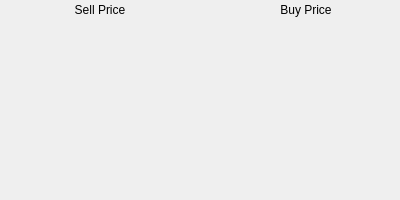
The window that ui/forms/content_pages/input_pages/input_page.ui (erickswong/New-World-Market-Manager) describes before a commit, drawn with Qt 5.
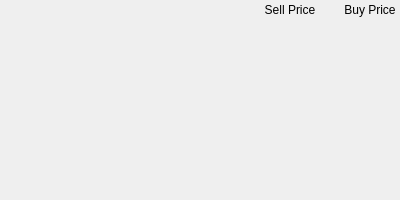
The same window after the commit.

Commit message: Connected input buttons for smelting

```diff
--- a/ui/forms/content_pages/input_pages/input_page.ui
+++ b/ui/forms/content_pages/input_pages/input_page.ui
@@ -52,6 +52,12 @@
         <property name="orientation">
          <enum>Qt::Horizontal</enum>
         </property>
+        <property name="sizeHint" stdset="0">
+         <size>
+          <width>0</width>
+          <height>0</height>
+         </size>
+        </property>
        </spacer>
       </item>
       <item>
@@ -119,6 +125,9 @@
    </item>
    <item>
     <spacer name="verticalSpacer">
+     <property name="orientation">
+      <enum>Qt::Vertical</enum>
+     </property>
      <property name="sizeHint" stdset="0">
       <size>
        <width>0</width>
```
The commit also changes 18 other files.
